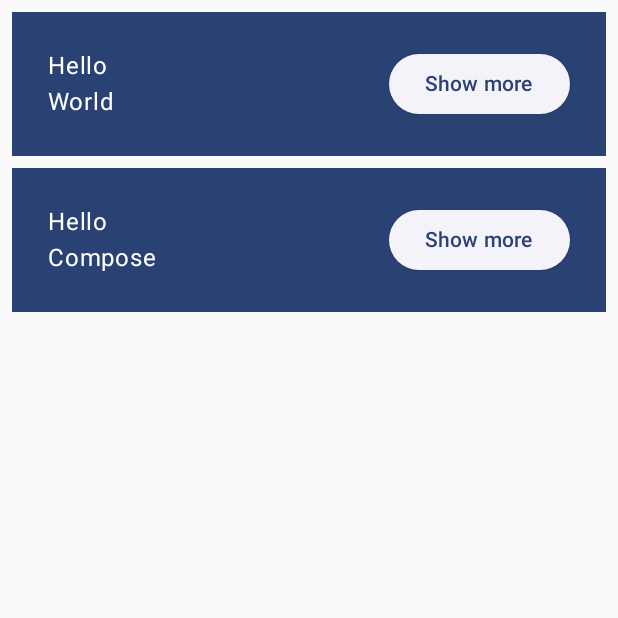
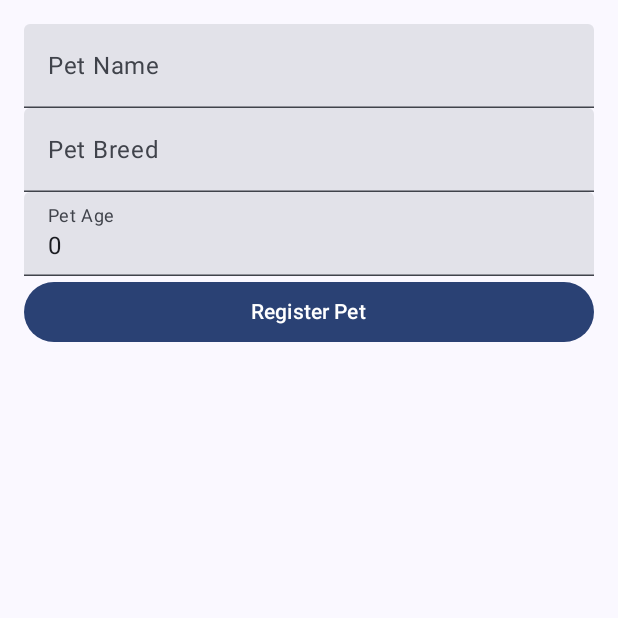
Before and after one commit to EnmaRamirez/App_PawFriends, an Android app built with Jetpack Compose: the screen it shows after launch (MainActivity), on a phone screen of 412 x 824 dp, the top half of it. Run offline under Robolectric (Android 15) with nearby library versions, the light colour scheme and no system bars; our stand-ins replace Firebase (no records; nobody signed in at launch, a user with empty details on screens opened directly).

Commit message:
Segundo commit

```diff
--- a/app/src/main/java/com/enma/pawfriends/MainActivity.kt
+++ b/app/src/main/java/com/enma/pawfriends/MainActivity.kt
@@ -20,68 +20,22 @@
 import androidx.compose.ui.Modifier
 import androidx.compose.ui.tooling.preview.Preview
 import androidx.compose.ui.unit.dp
+import com.enma.pawfriends.services.FirestoreService
+import com.enma.pawfriends.ui.screens.PetRegistrationScreen
 import com.enma.pawfriends.ui.theme.PawFriendsTheme
 
 class MainActivity : ComponentActivity() {
+    private val firestoreService = FirestoreService()
+
     override fun onCreate(savedInstanceState: Bundle?) {
         super.onCreate(savedInstanceState)
-        enableEdgeToEdge()
         setContent {
             PawFriendsTheme {
-                MyApp(modifier = Modifier.fillMaxSize())
+                Surface(modifier = androidx.compose.ui.Modifier.fillMaxSize(), color = MaterialTheme.colorScheme.background){
+                    PetRegistrationScreen(firestoreService = firestoreService, ownerId = "owner123")
+                }
 
             }
         }
     }
 }
-
-@Composable
-fun Greeting(name: String, modifier: Modifier = Modifier) {
-    val expanded = remember { mutableStateOf(false) }
-    val extraPadding = if (expanded.value) 48.dp else 0.dp
-
-    Surface(
-        color = MaterialTheme.colorScheme.primary,
-        modifier = modifier.padding(vertical = 4.dp, horizontal = 8.dp)
-    ) {
-        Row(modifier = Modifier.padding(24.dp)){
-            Column(
-                modifier = Modifier
-                    .weight(1f)
-                    .padding(bottom = extraPadding)
-            ) {
-                Text(text = "Hello ")
-                Text(text = name)
-            }
-            ElevatedButton(
-                onClick = { expanded.value = !expanded.value },
-            ) {
-                Text(if (expanded.value)"Show less" else "Show more")
-            }
-        }
-
-    }
-}
-
-
-@Composable
-fun MyApp(
-    modifier: Modifier = Modifier,
-    names: List<String> = listOf("World", "Compose")
-) {
-    Column(modifier = modifier.padding(vertical = 4.dp)) {
-        for (name in names) {
-            Greeting(name = name)
-        }
-    }
-}
-
-
-@Preview(showBackground = true, widthDp = 320)
-@Composable
-fun GreetingPreview() {
-    PawFriendsTheme {
-        MyApp()
-
-    }
-}
--- /dev/null
+++ b/app/src/main/java/com/enma/pawfriends/services/FirestoreService.kt
@@ -0,0 +1,15 @@
+package com.enma.pawfriends.services
+
+import com.enma.pawfriends.model.Pet
+import com.google.firebase.firestore.FirebaseFirestore
+
+
+class FirestoreService {
+    private val db = FirebaseFirestore.getInstance()
+
+    fun savePet(pet: Pet, onSuccess: () -> Unit, onFailure: (Exception) -> Unit){
+        db.collection("pets").add(pet)
+            .addOnSuccessListener { onSuccess() }
+            .addOnFailureListener{e -> onFailure(e)}
+    }
+}
--- /dev/null
+++ b/app/src/main/java/com/enma/pawfriends/ui/screens/PetRegistrationScreen.kt
@@ -0,0 +1,65 @@
+package com.enma.pawfriends.ui.screens
+
+
+import androidx.compose.foundation.layout.fillMaxSize
+import androidx.compose.foundation.layout.fillMaxWidth
+import androidx.compose.foundation.layout.height
+import androidx.compose.foundation.layout.padding
+import androidx.compose.material3.Button
+import androidx.compose.material3.MaterialTheme
+import androidx.compose.material3.Text
+import androidx.compose.material3.TextField
+import androidx.compose.runtime.remember
+import androidx.compose.ui.Modifier
+import com.enma.pawfriends.model.Pet
+import com.enma.pawfriends.services.FirestoreService
+import androidx.compose.foundation.layout.*
+import androidx.compose.material.*
+import androidx.compose.runtime.*
+import androidx.compose.ui.unit.dp
+
+@Composable
+fun PetRegistrationScreen (firestoreService: FirestoreService, ownerId: String){
+    var petName by remember { mutableStateOf("") }
+    var petBreed by remember { mutableStateOf("") }
+    var petAge by remember { mutableStateOf(0) }
+    var errorMessage by remember { mutableStateOf<String?>(null) }
+
+    Column(modifier = Modifier.fillMaxSize().padding(16.dp)){
+        TextField(
+            value = petName,
+            onValueChange = { petName = it },
+            label = { Text("Pet Name") },
+            modifier = Modifier.fillMaxWidth()
+        )
+        TextField(
+            value = petBreed,
+            onValueChange = {petBreed = it },
+            label = { Text("Pet Breed") },
+            modifier = Modifier.fillMaxWidth()
+
+        )
+        TextField(
+            value = petAge.toString(),
+            onValueChange = { petAge = it.toIntOrNull() ?: 0},
+            label = { Text("Pet Age") },
+            modifier = Modifier.fillMaxWidth()
+        )
+        Button(
+            onClick = {
+                val pet = Pet(name = petName, breed = petBreed, age = petAge, ownerId = ownerId)
+                firestoreService.savePet(pet, onSuccess = {
+
+                }, onFailure = { errorMessage = it.message })
+            },
+            modifier = Modifier.fillMaxWidth()
+        ) {
+            Text("Register Pet")
+        }
+        errorMessage?.let{
+            Spacer(modifier = Modifier.height(8.dp))
+            Text(it, color = MaterialTheme.colorScheme.error)
+        }
+    }
+
+}
```
Also changed, not shown: app/build.gradle.kts (+18 -2 lines), app/src/main/java/com/enma/pawfriends/model/Pet.kt (added, +9 -0 lines), app/src/main/java/com/enma/pawfriends/ui/screens/LoginScreen.kt (added, +81 -0 lines), app/src/main/java/com/enma/pawfriends/viewmodel/AuthViewModel.kt (added, +36 -0 lines), gradle/libs.versions.toml (+8 -0 lines), build.gradle.kts (line endings or trailing spaces).
